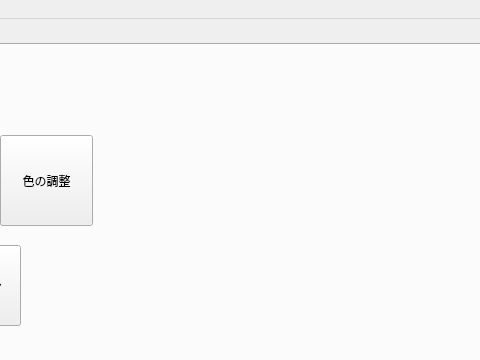
This is FoodModification/View/mainWindow.ui in JunyaUeda/FoodAR as Qt 5 draws it before an edit; both pictures show x 302 to 782 and y 0 to 360 of the 1088 by 779 pixel window. The edited form follows.
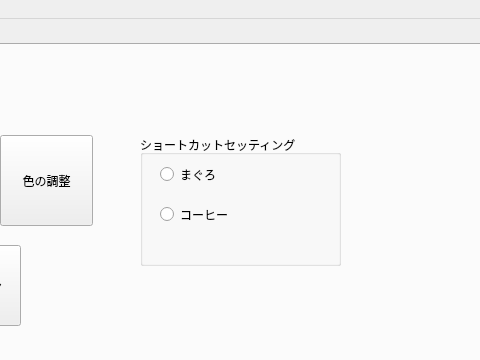
This is the edited form. The open tabs and pages were chosen to show the change.

```diff
--- a/FoodModification/View/mainWindow.ui
+++ b/FoodModification/View/mainWindow.ui
@@ -319,6 +319,51 @@
        <bool>false</bool>
       </property>
      </widget>
+     <widget class="QGroupBox" name="shortcutSettingGroupBox">
+      <property name="geometry">
+       <rect>
+        <x>440</x>
+        <y>90</y>
+        <width>201</width>
+        <height>131</height>
+       </rect>
+      </property>
+      <property name="title">
+       <string>ショートカットセッティング</string>
+      </property>
+      <widget class="QRadioButton" name="maguroRadioButton">
+       <property name="geometry">
+        <rect>
+         <x>20</x>
+         <y>30</y>
+         <width>105</width>
+         <height>19</height>
+        </rect>
+       </property>
+       <property name="text">
+        <string>まぐろ</string>
+       </property>
+       <attribute name="buttonGroup">
+        <string notr="true">buttonGroup</string>
+       </attribute>
+      </widget>
+      <widget class="QRadioButton" name="coffeeRadioButton">
+       <property name="geometry">
+        <rect>
+         <x>20</x>
+         <y>70</y>
+         <width>105</width>
+         <height>19</height>
+        </rect>
+       </property>
+       <property name="text">
+        <string>コーヒー</string>
+       </property>
+       <attribute name="buttonGroup">
+        <string notr="true">buttonGroup</string>
+       </attribute>
+      </widget>
+     </widget>
     </widget>
     <widget class="QWidget" name="tab_3">
      <attribute name="title">
```
Left out of the diff: 21 changed lines with no effect on the pictures.
